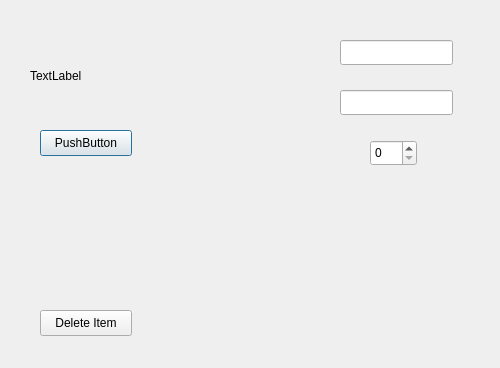
Before: the Qt Designer form app/layout/EditItemDialog.ui in saul-escobedo/Electronics_Inventory, drawn with Qt 5.
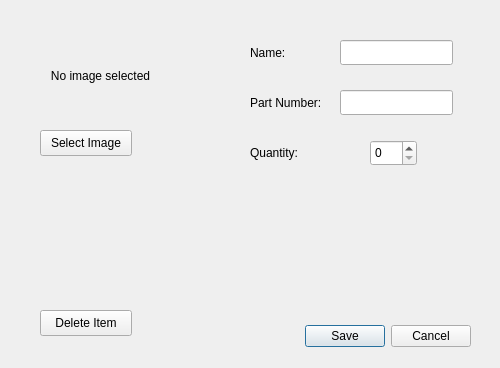
After: the same form once the commit is applied.

Commit message: Complete add/edit/view dialog UI and main-window wiring

What changed in the file:
```diff
--- a/app/layout/EditItemDialog.ui
+++ b/app/layout/EditItemDialog.ui
@@ -23,7 +23,7 @@
     </rect>
    </property>
    <property name="standardButtons">
-    <set>QDialogButtonBox::NoButton</set>
+    <set>QDialogButtonBox::StandardButton::Cancel|QDialogButtonBox::StandardButton::Save</set>
    </property>
   </widget>
   <widget class="QLineEdit" name="name_line_edit">
@@ -66,7 +66,10 @@
     </rect>
    </property>
    <property name="text">
-    <string>TextLabel</string>
+    <string>No image selected</string>
+   </property>
+   <property name="alignment">
+    <set>Qt::AlignCenter</set>
    </property>
   </widget>
   <widget class="QPushButton" name="select_image_button">
@@ -79,7 +82,7 @@
     </rect>
    </property>
    <property name="text">
-    <string>PushButton</string>
+    <string>Select Image</string>
    </property>
   </widget>
   <widget class="QPushButton" name="delete_button">
@@ -95,6 +98,45 @@
     <string>Delete Item</string>
    </property>
   </widget>
+    <widget class="QLabel" name="name_label">
+     <property name="geometry">
+        <rect>
+         <x>250</x>
+         <y>40</y>
+         <width>81</width>
+         <height>25</height>
+        </rect>
+     </property>
+     <property name="text">
+        <string>Name:</string>
+     </property>
+    </widget>
+    <widget class="QLabel" name="part_number_label">
+     <property name="geometry">
+        <rect>
+         <x>250</x>
+         <y>90</y>
+         <width>81</width>
+         <height>25</height>
+        </rect>
+     </property>
+     <property name="text">
+        <string>Part Number:</string>
+     </property>
+    </widget>
+    <widget class="QLabel" name="quantity_label">
+     <property name="geometry">
+        <rect>
+         <x>250</x>
+         <y>140</y>
+         <width>81</width>
+         <height>25</height>
+        </rect>
+     </property>
+     <property name="text">
+        <string>Quantity:</string>
+     </property>
+    </widget>
  </widget>
  <resources/>
  <connections>
```
Left out of the diff: 2 changed lines with no effect on the pictures. The commit also changes 11 other files.
